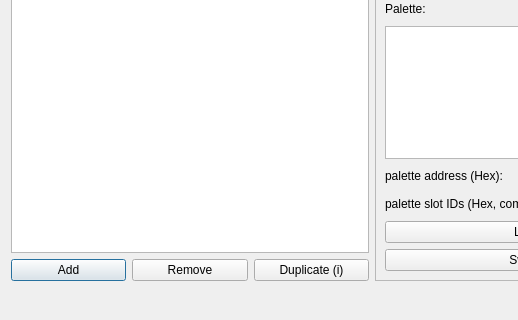
Before: the Qt Designer form Dialog/GraphicManagerDialog.ui in wario-land/WL4Editor, drawn with Qt 5; both pictures show x 0 to 518 and y 366 to 686 of the 1108 by 686 pixel window.
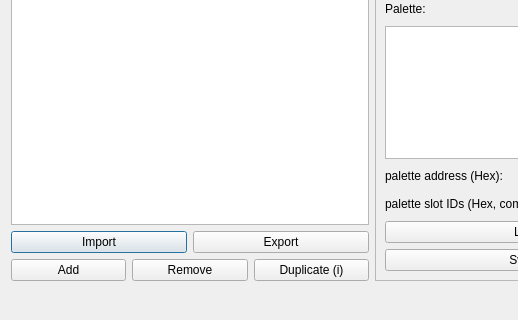
After: the same form once the commit is applied.

Commit message:
support Graphic Manager import and export and RoomConfigDialog tweak
- Imporve RoomConfigDialog Layer Picker Comboboxes text info.
- Support exporting and importing the Graphic Manager data used by the current Room or Level via js scripts.
- Support exporting and importing all the Graphic Manager data via GUI.

```diff
--- a/Dialog/GraphicManagerDialog.ui
+++ b/Dialog/GraphicManagerDialog.ui
@@ -44,6 +44,27 @@
          </property>
         </widget>
        </item>
+       <item>
+        <layout class="QHBoxLayout" name="horizontalLayout_4">
+         <property name="bottomMargin">
+          <number>0</number>
+         </property>
+         <item>
+          <widget class="QPushButton" name="pushButton_ImportEntries">
+           <property name="text">
+            <string>Import</string>
+           </property>
+          </widget>
+         </item>
+         <item>
+          <widget class="QPushButton" name="pushButton_ExportEntries">
+           <property name="text">
+            <string>Export</string>
+           </property>
+          </widget>
+         </item>
+        </layout>
+       </item>
        <item>
         <layout class="QHBoxLayout" name="horizontalLayout_2">
          <property name="rightMargin">
```
The commit also changes 20 other files.
